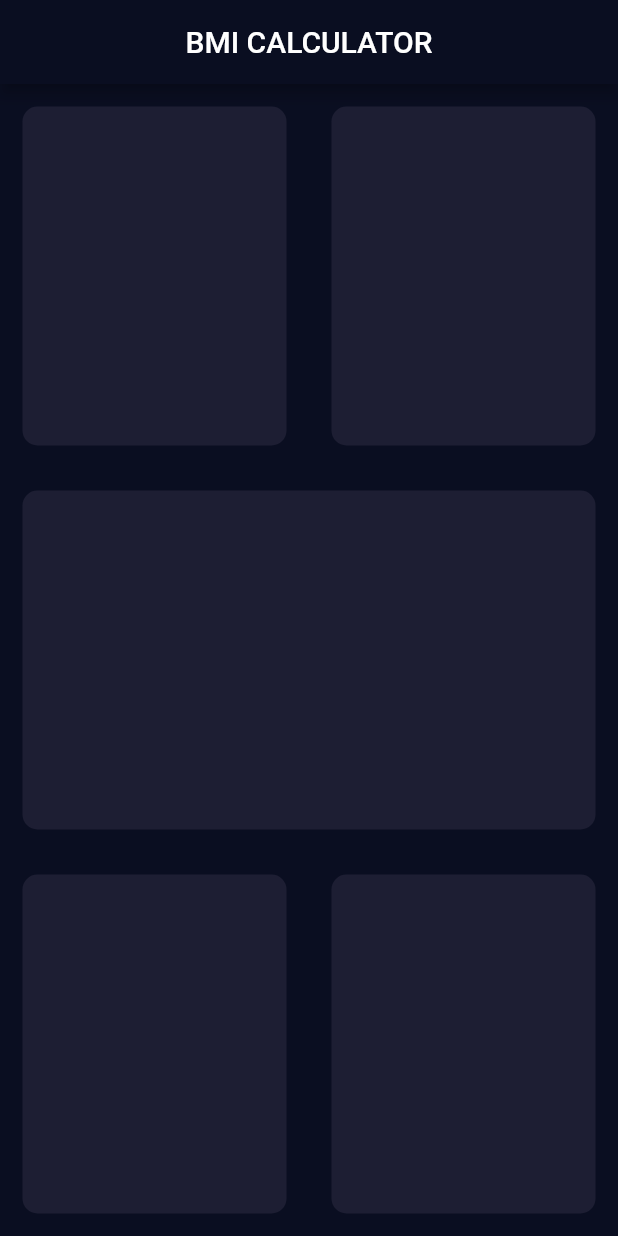
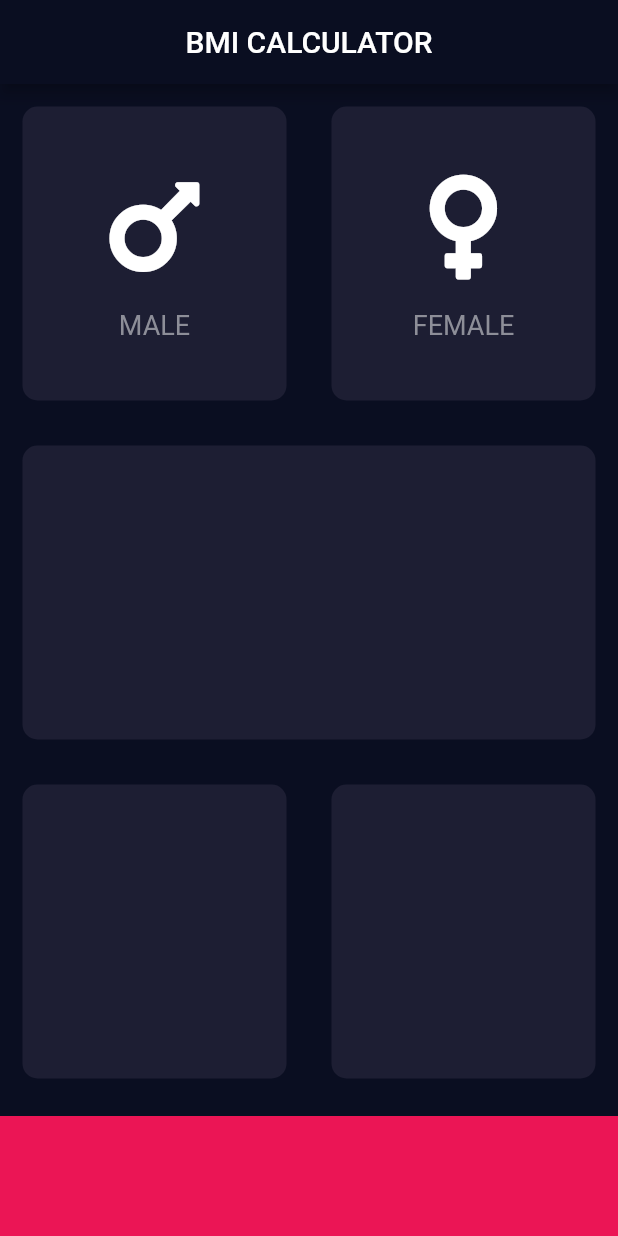
Before and after one commit to nayots/flutter_course, a Flutter app: the screen it shows after launch, on a phone screen of 412 x 824 dp. Run offline on Flutter 3.47's test engine with Material 2 defaults, Android fonts, the phone set to English and light mode, and no system bars; our stand-ins replace audioplayers, font_awesome_flutter, rflutter_alert.

Commit message:
📦 NEW: adds custom widgets to bmi_calculator

```diff
--- /dev/null
+++ b/bmi_calculator/lib/icon_content.dart
@@ -0,0 +1,33 @@
+import 'package:flutter/material.dart';
+
+const labelTextStyle = TextStyle(
+  fontSize: 18.0,
+  color: Color(0xFF8D8E98),
+);
+
+class IconContent extends StatelessWidget {
+  final IconData icon;
+  final String label;
+
+  const IconContent({@required this.icon, @required this.label});
+
+  @override
+  Widget build(BuildContext context) {
+    return Column(
+      mainAxisAlignment: MainAxisAlignment.center,
+      children: <Widget>[
+        Icon(
+          this.icon,
+          size: 80.0,
+        ),
+        SizedBox(
+          height: 15.0,
+        ),
+        Text(
+          this.label,
+          style: labelTextStyle,
+        )
+      ],
+    );
+  }
+}
--- a/bmi_calculator/lib/input_page.dart
+++ b/bmi_calculator/lib/input_page.dart
@@ -1,4 +1,12 @@
 import 'package:flutter/material.dart';
+import 'package:font_awesome_flutter/font_awesome_flutter.dart';
+
+import 'icon_content.dart';
+import 'reusable_card.dart';
+
+const bottomContainerHeight = 80.0;
+const activeCardColor = Color(0xFF1D1E33);
+const bottomContainerColor = Color(0xFFEB1555);
 
 class InputPage extends StatefulWidget {
   @override
@@ -19,19 +27,23 @@ class _InputPageState extends State<InputPage> {
               children: <Widget>[
                 Expanded(
                   child: ReusableCard(
-                    color: Color(0xFF1D1E33),
+                    color: activeCardColor,
+                    cardChild:
+                        IconContent(icon: FontAwesomeIcons.mars, label: 'MALE'),
                   ),
                 ),
                 Expanded(
                   child: ReusableCard(
-                    color: Color(0xFF1D1E33),
+                    color: activeCardColor,
+                    cardChild: IconContent(
+                        icon: FontAwesomeIcons.venus, label: 'FEMALE'),
                   ),
                 )
               ],
             )),
             Expanded(
               child: ReusableCard(
-                color: Color(0xFF1D1E33),
+                color: activeCardColor,
               ),
             ),
             Expanded(
@@ -39,34 +51,23 @@ class _InputPageState extends State<InputPage> {
               children: <Widget>[
                 Expanded(
                   child: ReusableCard(
-                    color: Color(0xFF1D1E33),
+                    color: activeCardColor,
                   ),
                 ),
                 Expanded(
                   child: ReusableCard(
-                    color: Color(0xFF1D1E33),
+                    color: activeCardColor,
                   ),
                 )
               ],
             )),
+            Container(
+              color: bottomContainerColor,
+              margin: EdgeInsets.only(top: 10.0),
+              width: double.infinity,
+              height: bottomContainerHeight,
+            ),
           ],
         ));
   }
 }
-
-class ReusableCard extends StatelessWidget {
-  ReusableCard({@required this.color});
-
-  final Color color;
-
-  @override
-  Widget build(BuildContext context) {
-    return Container(
-      margin: EdgeInsets.all(15.0),
-      decoration: BoxDecoration(
-        color: this.color,
-        borderRadius: BorderRadius.circular(10.0),
-      ),
-    );
-  }
-}
--- /dev/null
+++ b/bmi_calculator/lib/reusable_card.dart
@@ -0,0 +1,20 @@
+import 'package:flutter/material.dart';
+
+class ReusableCard extends StatelessWidget {
+  ReusableCard({@required this.color, this.cardChild});
+
+  final Color color;
+  final Widget cardChild;
+
+  @override
+  Widget build(BuildContext context) {
+    return Container(
+      child: this.cardChild,
+      margin: EdgeInsets.all(15.0),
+      decoration: BoxDecoration(
+        color: this.color,
+        borderRadius: BorderRadius.circular(10.0),
+      ),
+    );
+  }
+}
```
Also changed, not shown: bmi_calculator/pubspec.yaml (+1 -6 lines), bmi_calculator/pubspec.lock.
